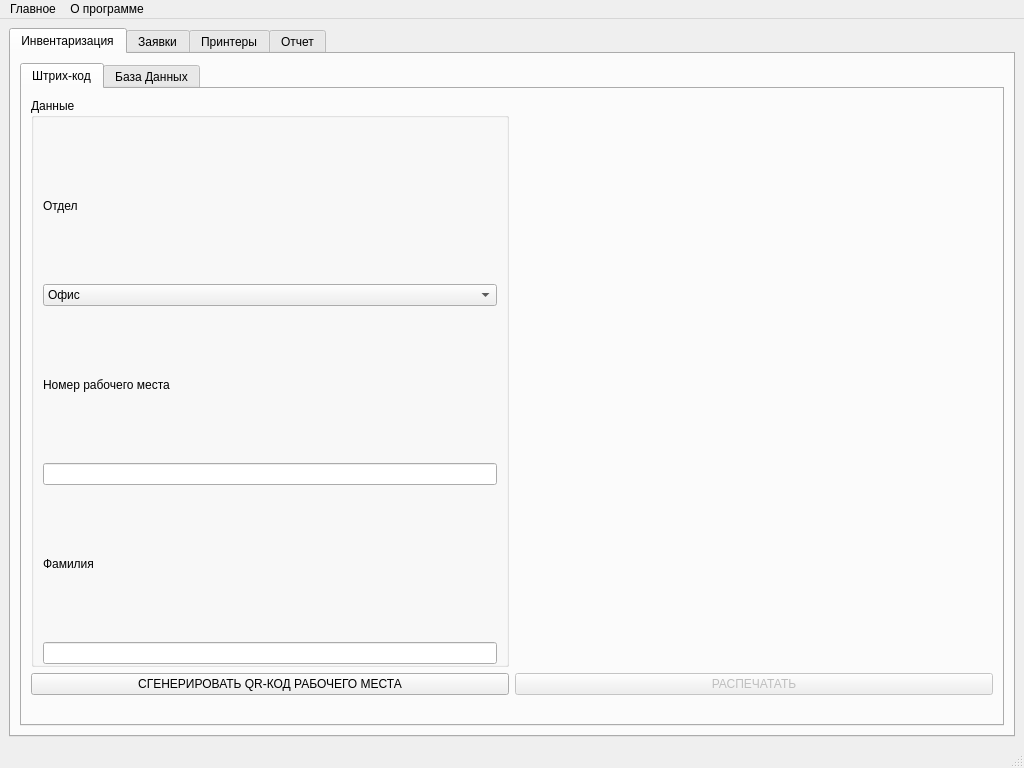
First picture: the form in QT.Main/mainwindow.ui, repository ShipHappensBro/SPT, before the edit.
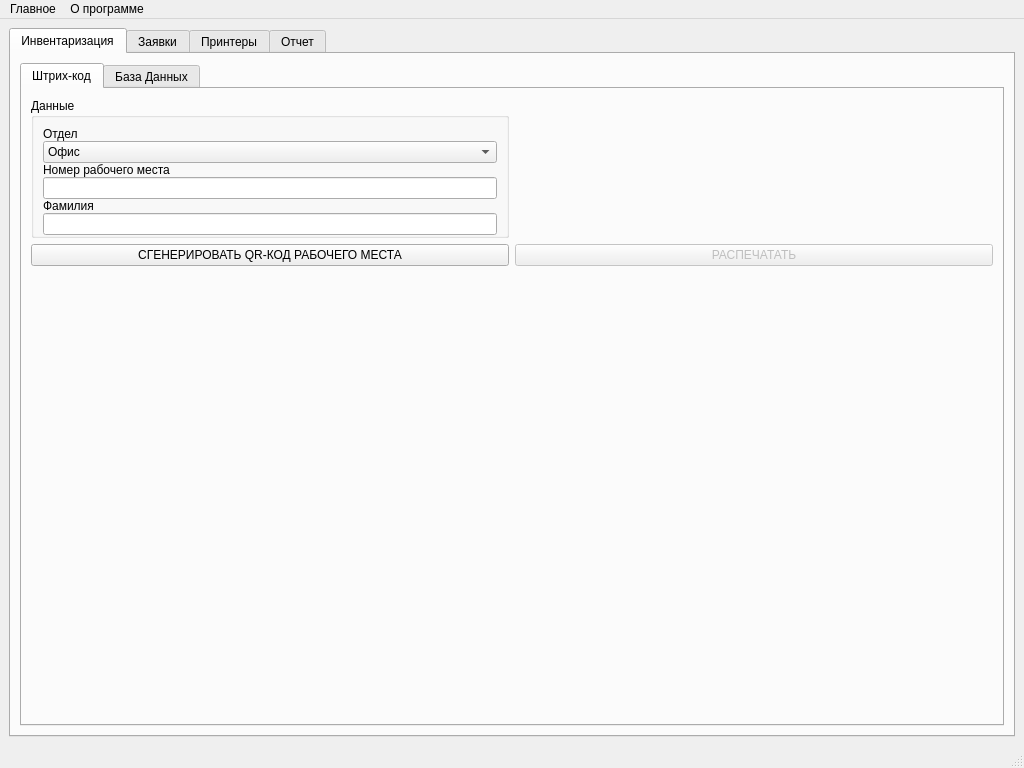
Second picture: the form after the edit.

Diff of the .ui file:
```diff
--- a/QT.Main/mainwindow.ui
+++ b/QT.Main/mainwindow.ui
@@ -43,19 +43,6 @@
            <layout class="QGridLayout" name="gridLayout_5">
             <item row="0" column="0">
              <layout class="QGridLayout" name="gridLayout_4">
-              <item row="4" column="1">
-               <spacer name="horizontalSpacer_2">
-                <property name="orientation">
-                 <enum>Qt::Horizontal</enum>
-                </property>
-                <property name="sizeHint" stdset="0">
-                 <size>
-                  <width>40</width>
-                  <height>20</height>
-                 </size>
-                </property>
-               </spacer>
-              </item>
               <item row="0" column="0">
                <widget class="QGroupBox" name="bc_group">
                 <property name="title">
@@ -134,6 +121,13 @@
                 </property>
                </widget>
               </item>
+              <item row="3" column="0">
+               <widget class="QPushButton" name="qr_generator">
+                <property name="text">
+                 <string>СГЕНЕРИРОВАТЬ QR-КОД РАБОЧЕГО МЕСТА</string>
+                </property>
+               </widget>
+              </item>
               <item row="3" column="1">
                <widget class="QPushButton" name="print_btn">
                 <property name="enabled">
@@ -144,12 +138,57 @@
                 </property>
                </widget>
               </item>
-              <item row="3" column="0">
-               <widget class="QPushButton" name="qr_generator">
-                <property name="text">
-                 <string>СГЕНЕРИРОВАТЬ QR-КОД РАБОЧЕГО МЕСТА</string>
+              <item row="5" column="1">
+               <spacer name="horizontalSpacer_2">
+                <property name="orientation">
+                 <enum>Qt::Horizontal</enum>
                 </property>
-               </widget>
+                <property name="sizeHint" stdset="0">
+                 <size>
+                  <width>40</width>
+                  <height>20</height>
+                 </size>
+                </property>
+               </spacer>
+              </item>
+              <item row="4" column="1">
+               <spacer name="verticalSpacer">
+                <property name="orientation">
+                 <enum>Qt::Vertical</enum>
+                </property>
+                <property name="sizeHint" stdset="0">
+                 <size>
+                  <width>20</width>
+                  <height>40</height>
+                 </size>
+                </property>
+               </spacer>
+              </item>
+              <item row="4" column="0">
+               <spacer name="verticalSpacer_2">
+                <property name="orientation">
+                 <enum>Qt::Vertical</enum>
+                </property>
+                <property name="sizeHint" stdset="0">
+                 <size>
+                  <width>20</width>
+                  <height>40</height>
+                 </size>
+                </property>
+               </spacer>
+              </item>
+              <item row="5" column="0">
+               <spacer name="horizontalSpacer">
+                <property name="orientation">
+                 <enum>Qt::Horizontal</enum>
+                </property>
+                <property name="sizeHint" stdset="0">
+                 <size>
+                  <width>40</width>
+                  <height>20</height>
+                 </size>
+                </property>
+               </spacer>
               </item>
              </layout>
             </item>
```
